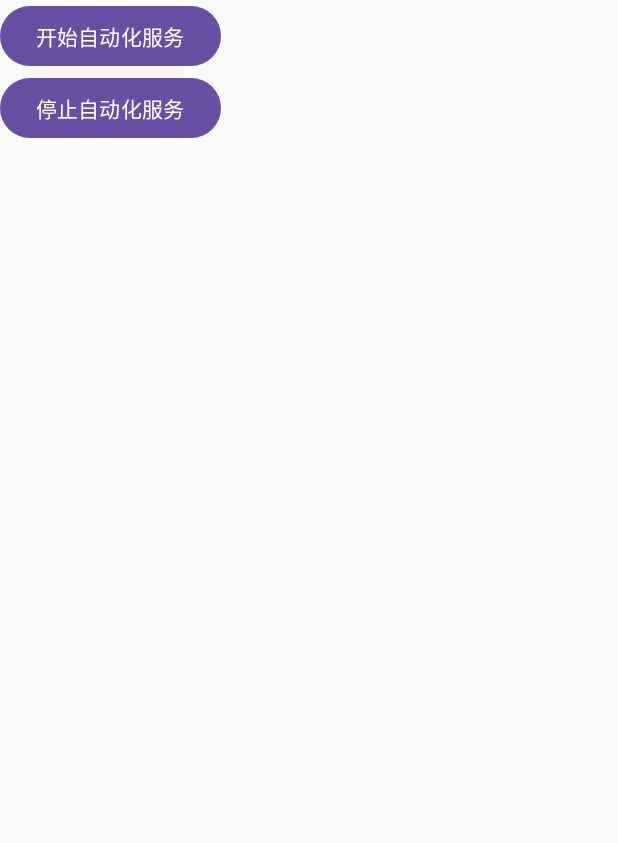
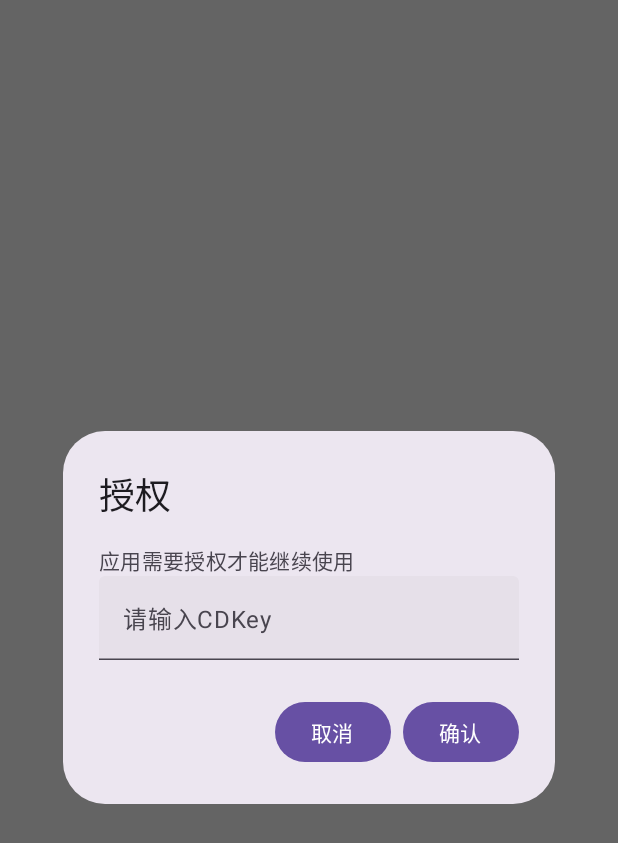
Before and after one commit to BigestCola/automationtool-, an Android app built with Jetpack Compose: the screen it shows after launch (MainActivity), on a phone screen of 412 x 824 dp. Shown: the top 843 px of the screen. Run offline under Robolectric (Android 15) with nearby library versions, the phone set to English and light mode, and no system bars.

Commit message:
automation

```diff
--- a/app/src/main/AndroidManifest.xml
+++ b/app/src/main/AndroidManifest.xml
@@ -1,6 +1,8 @@
 <?xml version="1.0" encoding="utf-8"?>
 <manifest xmlns:android="http://schemas.android.com/apk/res/android"
     xmlns:tools="http://schemas.android.com/tools">
+
+    <uses-permission android:name="android.permission.INTERNET" />
 
     <application
         android:allowBackup="true"
@@ -11,6 +13,7 @@
         android:roundIcon="@mipmap/ic_launcher_round"
         android:supportsRtl="true"
         android:theme="@style/Theme.AutomationTool"
+        android:networkSecurityConfig="@xml/network_security_config"
         tools:targetApi="29">
         <activity
             android:name=".MainActivity"
--- a/app/src/main/java/com/automation/automationtool/MainActivity.kt
+++ b/app/src/main/java/com/automation/automationtool/MainActivity.kt
@@ -1,4 +1,4 @@
-//MainActivity.kt
+// MainActivity.kt
 
 package com.automation.automationtool
 
@@ -11,29 +11,13 @@ import androidx.compose.foundation.layout.Column
 import androidx.compose.material3.AlertDialog
 import androidx.compose.material3.Button
 import androidx.compose.material3.Text
+import androidx.compose.material3.TextField
 import androidx.compose.runtime.*
 import androidx.compose.ui.platform.LocalContext
 import androidx.compose.ui.tooling.preview.Preview
-import com.automation.automationtool.AuthManager
-import androidx.appcompat.app.AppCompatActivity
-
-
-
-class AuthManager(private val context: Context) {
-
-    fun checkAuthorizationStatus(callback: (Boolean) -> Unit) {
-        // 检查应用授权状态的逻辑
-        // ...
-        val isAuthorized = checkAuthorizationLogic()
-        callback(isAuthorized)
-    }
-
-    private fun checkAuthorizationLogic(): Boolean {
-        // 实现检查授权状态的逻辑
-        // ...
-        return true // 这里仅为示例,返回true表示已授权
-    }
-}
+import kotlinx.coroutines.delay
+import kotlinx.coroutines.*
+import android.util.Log
 
 
 
@@ -49,8 +33,36 @@ class MainActivity : ComponentActivity() {
 @Composable
 fun MainScreen() {
     val context = LocalContext.current
-    var showAuthDialog by remember { mutableStateOf(false) }
+    val authManager = AuthManager(context)
+    var isAuthorized by remember { mutableStateOf(false) }
+    var showAuthDialog by remember { mutableStateOf(true) }
 
+    // 在应用程序启动时检查 CDKey 是否已经存储
+    LaunchedEffect(Unit) {
+        val storedCDKey = authManager.getCDKeyFromPreferences()
+        Log.d("MainScreen", "Stored CDKey: $storedCDKey")
+        if (!storedCDKey.isNullOrEmpty()) {
+            isAuthorized = true
+            showAuthDialog = false
+        }
+    }
+
+    if (!isAuthorized) {
+        if (showAuthDialog) {
+            AuthorizationDialog(
+                onDismissRequest = { showAuthDialog = false },
+                onAuthorizationChecked = { authorized ->
+                    isAuthorized = authorized
+                    showAuthDialog = !authorized
+                }
+            )
+        } else {
+            // 如果用户关闭了对话框但未授权,则退出应用
+            LaunchedEffect(Unit) {
+                (context as? ComponentActivity)?.finish()
+            }
+        }
+    } else {
         Column {
             AutomationButton(
                 text = "开始自动化服务",
@@ -66,13 +78,7 @@ fun MainScreen() {
                     Toast.makeText(context, "自动化服务已停止", Toast.LENGTH_SHORT).show()
                 }
             )
-        if (showAuthDialog) {
-            AuthorizationDialog(onDismissRequest = { showAuthDialog = false })
         }
-    }
-
-    CheckAuthorizationAndMaybeShowDialog(context) { authorized ->
-        showAuthDialog = !authorized
     }
 }
 
@@ -94,22 +100,71 @@ fun CheckAuthorizationAndMaybeShowDialog(context: Context, onAuthorizationChecke
 }
 
 @Composable
-fun AuthorizationDialog(onDismissRequest: () -> Unit) {
+fun AuthorizationDialog(
+    onDismissRequest: () -> Unit,
+    onAuthorizationChecked: (Boolean) -> Unit
+) {
+    val context = LocalContext.current
+    var cdKey by remember { mutableStateOf("") }
+    val authManager = AuthManager(context)
+    var isVerifying by remember { mutableStateOf(false) }
+    val coroutineScope = rememberCoroutineScope()
+    var showErrorMessage by remember { mutableStateOf(false) }
+
     AlertDialog(
         onDismissRequest = onDismissRequest,
         title = { Text("授权") },
-        text = { Text("应用需要授权才能继续使用") },
+        text = {
+            Column {
+                Text("应用需要授权才能继续使用")
+                TextField(
+                    value = cdKey,
+                    onValueChange = { cdKey = it },
+                    label = { Text("请输入CDKey") }
+                )
+            }
+        },
         confirmButton = {
-            Button(onClick = onDismissRequest) {
+            Button(
+                onClick = { isVerifying = true },
+                enabled = !isVerifying
+            ) {
                 Text("确认")
             }
         },
         dismissButton = {
-            Button(onClick = onDismissRequest) {
+            Button(
+                onClick = onDismissRequest,
+                enabled = !isVerifying
+            ) {
                 Text("取消")
             }
         }
     )
+
+    if (showErrorMessage) {
+        Text("CDKey 验证失败,请输入有效的 CDKey。")
+    }
+
+    LaunchedEffect(isVerifying) {
+        if (isVerifying) {
+            coroutineScope.launch {
+                authManager.authorizeCDKey(cdKey) { authorized ->
+                    if (authorized) {
+                        onAuthorizationChecked(true)
+                    } else {
+                        showErrorMessage = true
+                    }
+                    isVerifying = false
+                }
+            }
+        }
+    }
+}
+
+private fun saveCDKeyToPreferences(context: Context, cdKey: String) {
+    val sharedPreferences = context.getSharedPreferences("auth_prefs", Context.MODE_PRIVATE)
+    sharedPreferences.edit().putString("cd_key", cdKey).apply()
 }
 
 @Preview(showBackground = true)
--- /dev/null
+++ b/app/src/main/java/com/automation/automationtool/install/app_list.txt
@@ -0,0 +1,3 @@
+抖音
+快手
+淘宝
--- /dev/null
+++ b/app/src/main/java/com/automation/automationtool/install/install_douyin.java
@@ -0,0 +1,4 @@
+package com.automation.automationtool.install;
+
+public class install_douyin {
+}
--- /dev/null
+++ b/app/src/main/res/xml/network_security_config.xml
@@ -0,0 +1,4 @@
+<?xml version="1.0" encoding="utf-8"?>
+<network-security-config>
+    <base-config cleartextTrafficPermitted="true" />
+</network-security-config>
```
Also changed, not shown: app/build.gradle.kts (+19 -3 lines), app/src/main/java/com/automation/automationtool/AppManager.kt (+22 -18 lines), app/src/main/java/com/automation/automationtool/AuthManager.kt (+71 -96 lines), gradle/libs.versions.toml (+10 -0 lines), 1 other file. Lines whose indentation alone changed are shown as unchanged.
